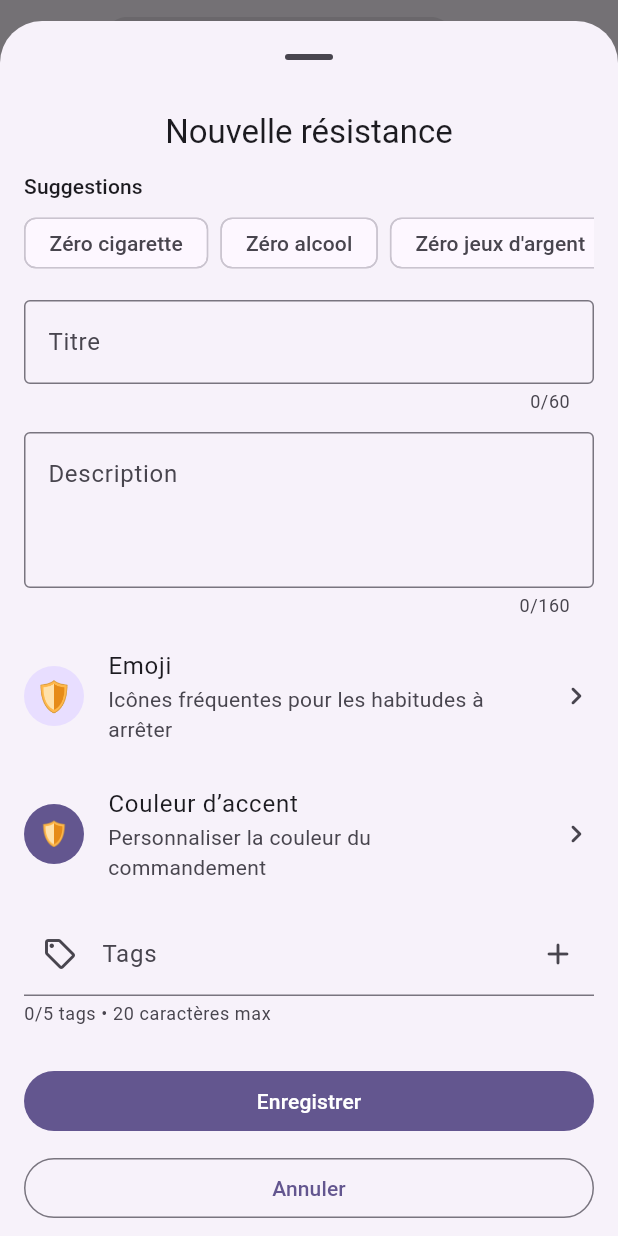
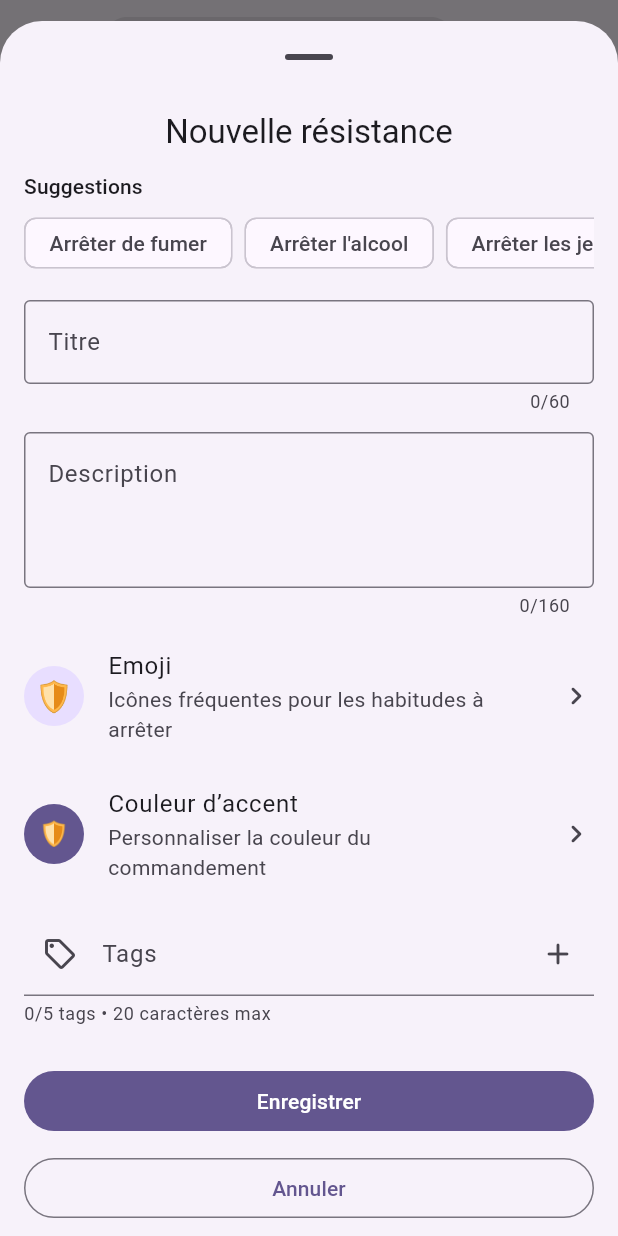
Before and after one commit to NicolasVera-dev/mes-commandements, a Flutter app: the ResistancesHomePage screen opened directly, after a tap on the "search" icon, after a tap on "Nouvelle résistance", on a phone screen of 412 x 824 dp. Run offline on Flutter 3.47's test engine with Material 3 defaults, Android fonts, the phone set to English and light mode, and no system bars; our stand-ins replace cloud_firestore, firebase_auth, firebase_core, flutter_local_notifications, flutter_native_splash, flutter_timezone and 2 more; missing offline and left inert: flex_color_picker; accounts and stored records are empty; generated files the repository leaves out were written again.

Commit message:
feat: update resistance creation template titles for clarity
- Changed titles of resistance creation templates to more accurately reflect their purpose:
  - 'Zéro cigarette' to 'Arrêter de fumer'
  - 'Zéro alcool' to 'Arrêter l'alcool'
  - 'Zéro jeux d'argent' to 'Arrêter les jeux d'argent'

```diff
--- a/lib/features/resistances/presentation/widgets/resistance_creation_templates.dart
+++ b/lib/features/resistances/presentation/widgets/resistance_creation_templates.dart
@@ -18,19 +18,19 @@ const List<ResistanceCreationTemplate> kResistanceCreationTemplates =
     <ResistanceCreationTemplate>[
   ResistanceCreationTemplate(
     emoji: '🚬',
-    title: 'Zéro cigarette',
+    title: 'Arrêter de fumer',
     description:
         "Après 72h sans fumer, les bronches commencent à se régénérer. Après 1 an, le risque d'infarctus est divisé par deux.",
   ),
   ResistanceCreationTemplate(
     emoji: '🍺',
-    title: 'Zéro alcool',
+    title: 'Arrêter l\'alcool',
     description:
         "L'OMS ne définit aucun seuil sans risque. Chaque jour sans alcool réduit la pression artérielle et améliore la qualité du sommeil.",
   ),
   ResistanceCreationTemplate(
     emoji: '🎰',
-    title: "Zéro jeux d'argent",
+    title: "Arrêter les jeux d'argent",
     description:
         "Les jeux d'argent activent les mêmes circuits dopaminergiques que les drogues dures. Chaque jour sans jouer renforce le contrôle impulsif.",
   ),
```
